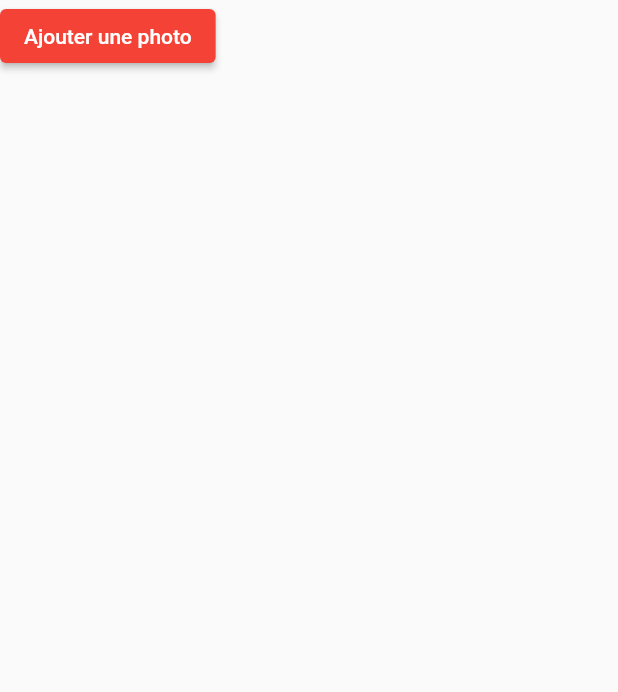
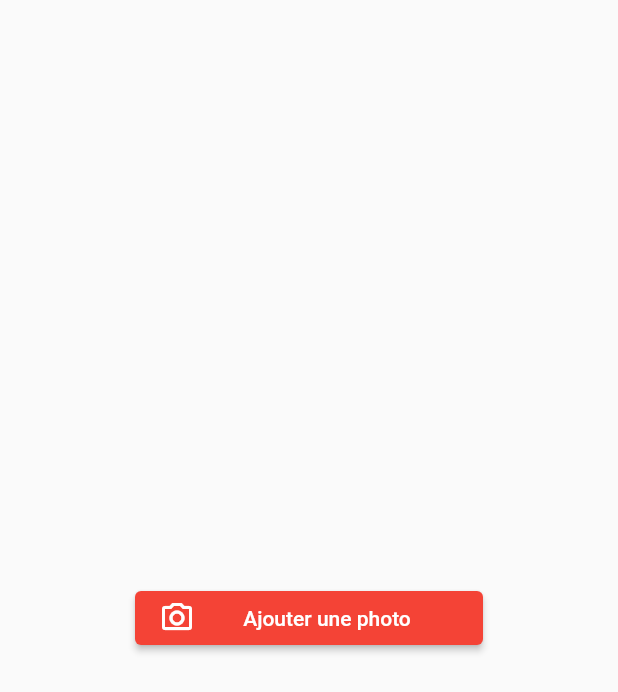
Before and after one commit to MrBrownFR/antigaspi, a Flutter app: what photoPicker() shows on an empty page, opened directly, on a phone screen of 412 x 824 dp. Shown: the top 692 px of the screen. Run offline on Flutter 3.47's test engine with Material 2 defaults, Android fonts, the phone set to English and light mode, and no system bars; our stand-ins replace image_picker, shared_preferences; accounts and stored records are empty.

```diff
--- a/lib/Pages/home.dart
+++ b/lib/Pages/home.dart
@@ -1,11 +1,11 @@
 import 'package:flutter/material.dart';
-import 'package:antigaspi/Tools/add_button.dart';
-import 'package:antigaspi/Tools/settings_button.dart';
+import 'package:antigaspi/Tools/Home/add_button.dart';
+import 'package:antigaspi/Tools/Home/settings_button.dart';
 
 class HomePage extends StatelessWidget {
   const HomePage({Key? key}) : super(key: key);
 
-  // This widget is the root of your application.
+  // * This widget is the root of your application.
   @override
   Widget build(BuildContext context) {
     return Scaffold(
--- a/lib/Tools/add_button.dart
+++ b/lib/Tools/Home/add_button.dart
@@ -1,5 +1,5 @@
 import 'package:flutter/material.dart';
-import '../Pages/NewPlate/main_page.dart';
+import '../../Pages/new_plate.dart';
 
 class addButton extends StatefulWidget {
   addButton({Key? key}) : super(key: key);
--- a/lib/Tools/settings_button.dart
+++ b/lib/Tools/Home/settings_button.dart
@@ -1,5 +1,5 @@
 import 'package:flutter/material.dart';
-import '../Pages/settings.dart';
+import '../../Pages/settings.dart';
 
 class settingsButton extends StatefulWidget {
   settingsButton({Key? key}) : super(key: key);
--- a/lib/Pages/NewPlate/photo.dart
+++ b/lib/Tools/NewPlate/photo_picker.dart
@@ -27,15 +27,32 @@ class _photoPickerState extends State<photoPicker> {
 
   @override
   Widget build(BuildContext context) {
-    return Container(
-      child: image != null
-          ? Image.file(image!)
-          : ElevatedButton(
+    return image != null
+        ? SizedBox(
+            child: Image.file(image!),
+            height: 300,
+            width: 300,
+          )
+        : Center(
+            child: ElevatedButton(
               onPressed: () {
                 pickImage(ImageSource.camera);
               },
-              child: const Text('Ajouter une photo'),
+              child: SizedBox(
+                width: 200,
+                child: Row(
+                  children: const <Widget>[
+                    Icon(Icons.camera_alt_outlined),
+                    Expanded(
+                      child: Text(
+                        'Ajouter une photo',
+                        textAlign: TextAlign.center,
+                      ),
+                    ),
+                  ],
+                ),
+              ),
             ),
-    );
+          );
   }
 }
--- a/lib/main.dart
+++ b/lib/main.dart
@@ -4,6 +4,7 @@ import 'package:flutter/material.dart';
 void main() {
   WidgetsFlutterBinding.ensureInitialized();
   runApp(
+    // ! Cette application ne peut afficher que des widgets Android Material
     MaterialApp(
       title: 'AntiGaspi LDV',
       home: const HomePage(),
```
Also changed, not shown: lib/Pages/NewPlate/main_page.dart (deleted, +0 -17 lines), lib/Pages/new_plate.dart (added, +27 -0 lines), lib/Tools/NewPlate/send_button.dart (added, +15 -0 lines), lib/Tools/NewPlate/spot_picker.dart (added, +22 -0 lines), lib/Tools/NewPlate/typeplate_picker.dart (added, +55 -0 lines), 1 other file.
